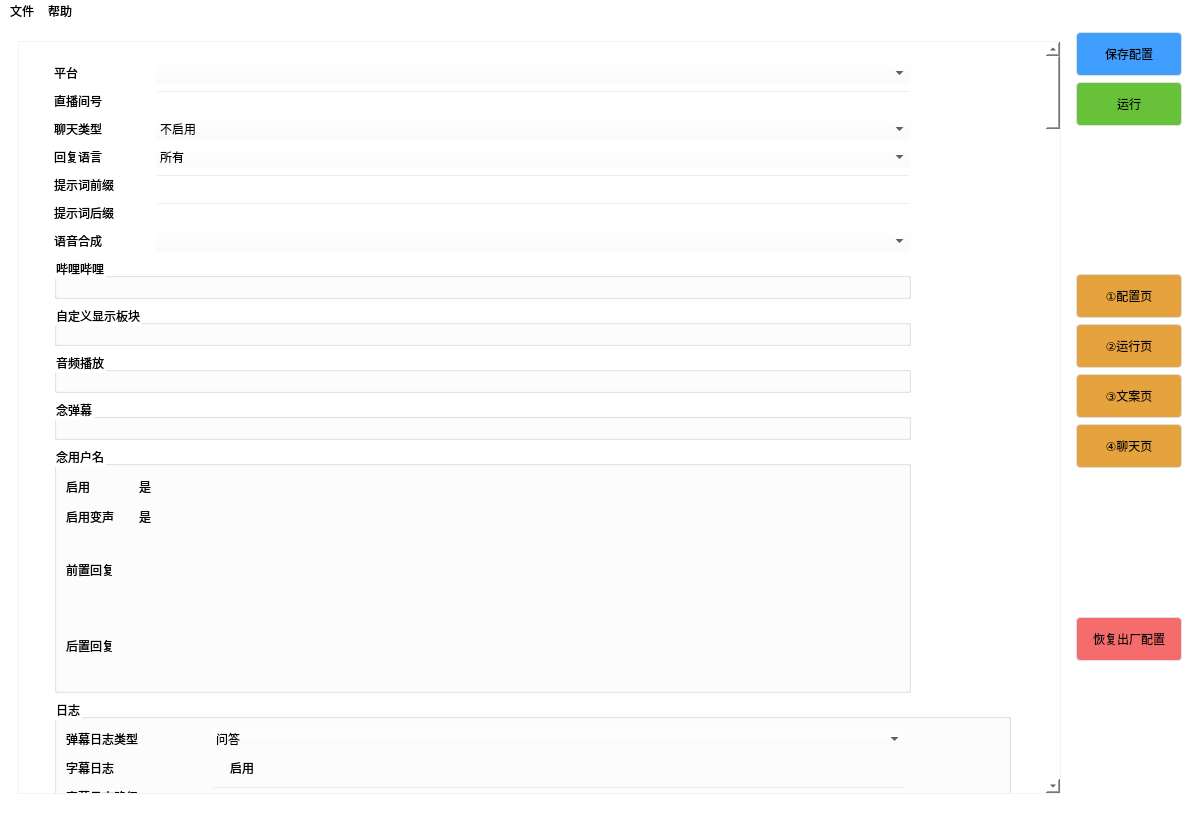
Above: ui/main.ui from volodymyrtuta/AI-Vtuber before the change. Below: the same form after it.
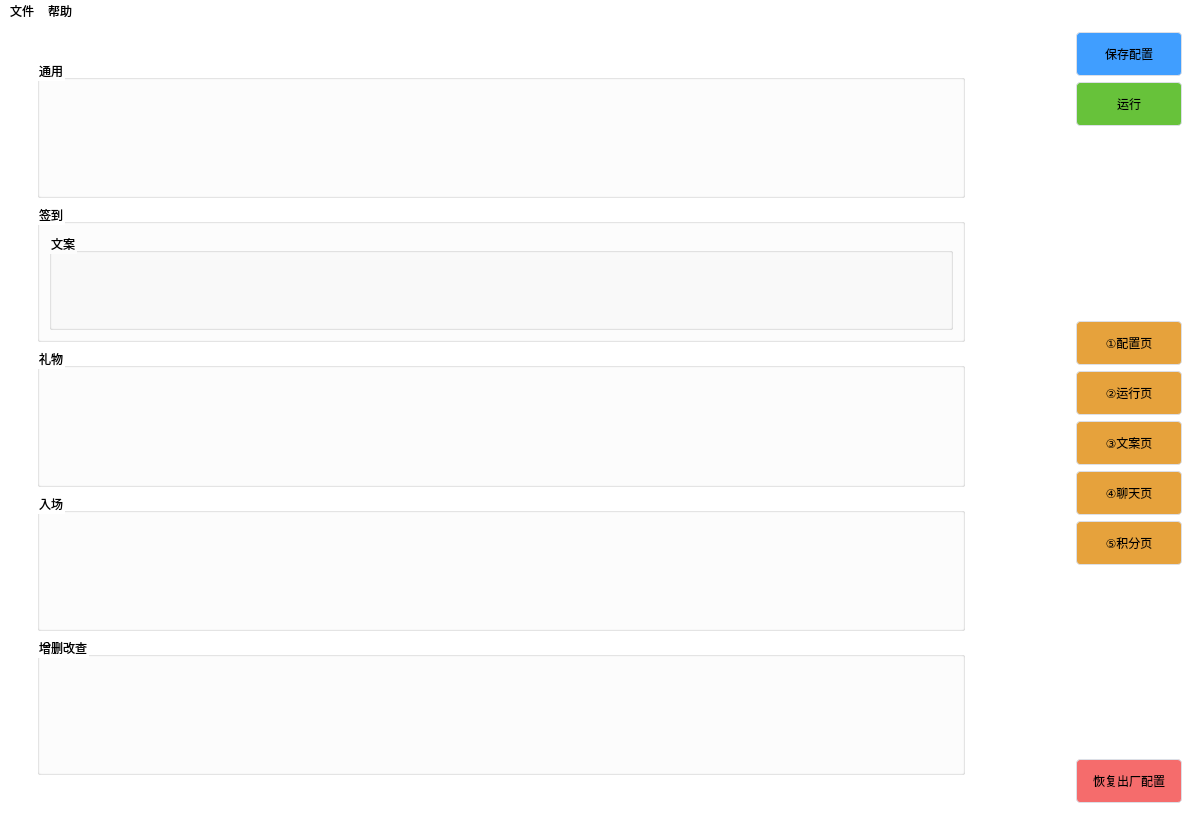
That is the form after the change. The open tabs and pages were chosen to show the change.

Commit message: 新增积分页，积分页暂时只完成了签到板块的显示功能

Diff of the .ui file:
```diff
--- a/ui/main.ui
+++ b/ui/main.ui
@@ -136,7 +136,7 @@
            <property name="geometry">
             <rect>
              <x>0</x>
-             <y>-4406</y>
+             <y>-9641</y>
              <width>991</width>
              <height>10357</height>
             </rect>
@@ -3771,69 +3771,119 @@
                  </property>
                 </widget>
                </item>
-               <item row="1" column="1" colspan="4">
-                <widget class="QCheckBox" name="checkBox_talk_continuous_talk">
-                 <property name="text">
-                  <string>启用</string>
-                 </property>
-                </widget>
-               </item>
-               <item row="3" column="1" colspan="4">
-                <widget class="QComboBox" name="comboBox_talk_stop_trigger_key"/>
-               </item>
-               <item row="2" column="1" colspan="4">
-                <widget class="QComboBox" name="comboBox_talk_trigger_key"/>
-               </item>
-               <item row="6" column="1" colspan="4">
-                <widget class="QLineEdit" name="lineEdit_talk_silence_threshold"/>
-               </item>
+              </layout>
+             </widget>
+            </item>
+           </layout>
+          </widget>
+         </widget>
+        </item>
+       </layout>
+      </widget>
+      <widget class="QWidget" name="page_5">
+       <layout class="QGridLayout" name="gridLayout_77">
+        <item row="0" column="0">
+         <widget class="QScrollArea" name="scrollArea_4">
+          <property name="widgetResizable">
+           <bool>true</bool>
+          </property>
+          <widget class="QWidget" name="scrollAreaWidgetContents_5">
+           <property name="geometry">
+            <rect>
+             <x>0</x>
+             <y>0</y>
+             <width>984</width>
+             <height>737</height>
+            </rect>
+           </property>
+           <layout class="QVBoxLayout" name="verticalLayout_6">
+            <item>
+             <widget class="QWidget" name="widget_3" native="true">
+              <layout class="QGridLayout" name="gridLayout_78" columnstretch="12,1">
                <item row="3" column="0">
-                <widget class="QLabel" name="label_talk_stop_trigger_key">
-                 <property name="text">
-                  <string>停录按键</string>
+                <widget class="QGroupBox" name="groupBox_integral_entrance">
+                 <property name="title">
+                  <string>入场</string>
                  </property>
+                 <layout class="QGridLayout" name="gridLayout_85">
+                  <item row="0" column="0">
+                   <layout class="QGridLayout" name="gridLayout_integral_entrance"/>
+                  </item>
+                 </layout>
                 </widget>
                </item>
-               <item row="6" column="0">
-                <widget class="QLabel" name="label_talk_silence_threshold">
-                 <property name="text">
-                  <string>沉默阈值</string>
+               <item row="1" column="0">
+                <widget class="QGroupBox" name="groupBox_integral_sign">
+                 <property name="title">
+                  <string>签到</string>
                  </property>
+                 <layout class="QGridLayout" name="gridLayout_83">
+                  <item row="0" column="0">
+                   <layout class="QGridLayout" name="gridLayout_integral_sign"/>
+                  </item>
+                  <item row="1" column="0">
+                   <widget class="QGroupBox" name="groupBox_integral_sign_copywriting">
+                    <property name="title">
+                     <string>文案</string>
+                    </property>
+                    <layout class="QGridLayout" name="gridLayout_80">
+                     <item row="0" column="0">
+                      <layout class="QGridLayout" name="gridLayout_integral_sign_copywriting"/>
+                     </item>
+                    </layout>
+                   </widget>
+                  </item>
+                 </layout>
                 </widget>
                </item>
-               <item row="9" column="3">
-                <widget class="QPushButton" name="pushButton_talk_chat_box_reread">
-                 <property name="cursor">
-                  <cursorShape>PointingHandCursor</cursorShape>
+               <item row="2" column="0">
+                <widget class="QGroupBox" name="groupBox_integral_gift">
+                 <property name="title">
+                  <string>礼物</string>
                  </property>
-                 <property name="styleSheet">
-                  <string notr="true">text-align: center;
-padding: 12px 16px;
-font: 80 10pt &quot;微软雅黑&quot;;
-border:2px solid #ffffff;
-border-radius: 3px;</string>
+                 <layout class="QGridLayout" name="gridLayout_84">
+                  <item row="0" column="0">
+                   <layout class="QGridLayout" name="gridLayout_integral_gift"/>
+                  </item>
+                 </layout>
+                </widget>
+               </item>
+               <item row="4" column="0">
+                <widget class="QGroupBox" name="groupBox_integral_curd">
+                 <property name="title">
+                  <string>增删改查</string>
                  </property>
-                 <property name="text">
-                  <string>直接复读</string>
+                 <layout class="QGridLayout" name="gridLayout_86">
+                  <item row="0" column="0">
+                   <layout class="QGridLayout" name="gridLayout_integral_curd"/>
+                  </item>
+                 </layout>
+                </widget>
+               </item>
+               <item row="0" column="0">
+                <widget class="QGroupBox" name="groupBox_integral_common">
+                 <property name="title">
+                  <string>通用</string>
                  </property>
+                 <layout class="QGridLayout" name="gridLayout_79">
+                  <item row="0" column="0">
+                   <layout class="QGridLayout" name="gridLayout_integral_common"/>
+                  </item>
+                 </layout>
                 </widget>
                </item>
-               <item row="9" column="2">
-                <widget class="QPushButton" name="pushButton_talk_chat_box_send">
-                 <property name="cursor">
-                  <cursorShape>PointingHandCursor</cursorShape>
+               <item row="0" column="1">
+                <spacer name="horizontalSpacer_40">
+                 <property name="orientation">
+                  <enum>Qt::Horizontal</enum>
                  </property>
-                 <property name="styleSheet">
-                  <string notr="true">text-align: center;
-padding: 12px 16px;
-font: 80 10pt &quot;微软雅黑&quot;;
-border:2px solid #ffffff;
-border-radius: 3px;</string>
+                 <property name="sizeHint" stdset="0">
+                  <size>
+                   <width>40</width>
+                   <height>20</height>
+                  </size>
                  </property>
-                 <property name="text">
-                  <string>发送</string>
-                 </property>
-                </widget>
+                </spacer>
                </item>
               </layout>
              </widget>
@@ -3846,24 +3896,6 @@
       </widget>
      </widget>
     </item>
-    <item row="8" column="1">
-     <widget class="QPushButton" name="pushButton_factory">
-      <property name="cursor">
-       <cursorShape>PointingHandCursor</cursorShape>
-      </property>
-      <property name="styleSheet">
-       <string notr="true">border: 1px solid #dcdfe6;
-background-color: #f56c6c;
-text-align: center;
-padding: 12px 16px;
-border-radius: 4px;
-font: 75 12pt &quot;微软雅黑&quot;;</string>
-      </property>
-      <property name="text">
-       <string>恢复出厂配置</string>
-      </property>
-     </widget>
-    </item>
     <item row="6" column="1">
      <widget class="QPushButton" name="pushButton_talk_page">
       <property name="cursor">
@@ -3882,6 +3914,42 @@
       </property>
      </widget>
     </item>
+    <item row="7" column="1">
+     <widget class="QPushButton" name="pushButton_integral_page">
+      <property name="cursor">
+       <cursorShape>PointingHandCursor</cursorShape>
+      </property>
+      <property name="styleSheet">
+       <string notr="true">border: 1px solid #dcdfe6;
+background-color: #e6a23c;
+text-align: center;
+padding: 12px 16px;
+border-radius: 4px;
+font: 75 12pt &quot;微软雅黑&quot;;</string>
+      </property>
+      <property name="text">
+       <string>⑤积分页</string>
+      </property>
+     </widget>
+    </item>
+    <item row="9" column="1">
+     <widget class="QPushButton" name="pushButton_factory">
+      <property name="cursor">
+       <cursorShape>PointingHandCursor</cursorShape>
+      </property>
+      <property name="styleSheet">
+       <string notr="true">border: 1px solid #dcdfe6;
+background-color: #f56c6c;
+text-align: center;
+padding: 12px 16px;
+border-radius: 4px;
+font: 75 12pt &quot;微软雅黑&quot;;</string>
+      </property>
+      <property name="text">
+       <string>恢复出厂配置</string>
+      </property>
+     </widget>
+    </item>
    </layout>
   </widget>
   <widget class="QMenuBar" name="menubar">
```
Left out of the diff: 175 changed lines with no effect on the pictures. The commit also changes 2 other files.
